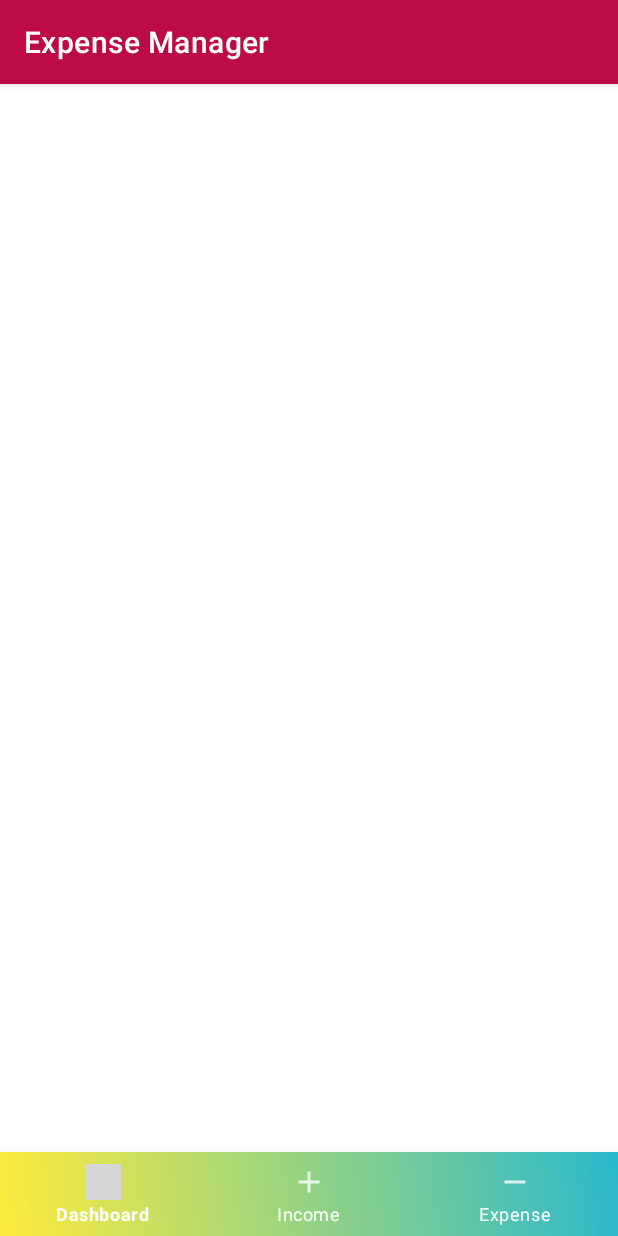
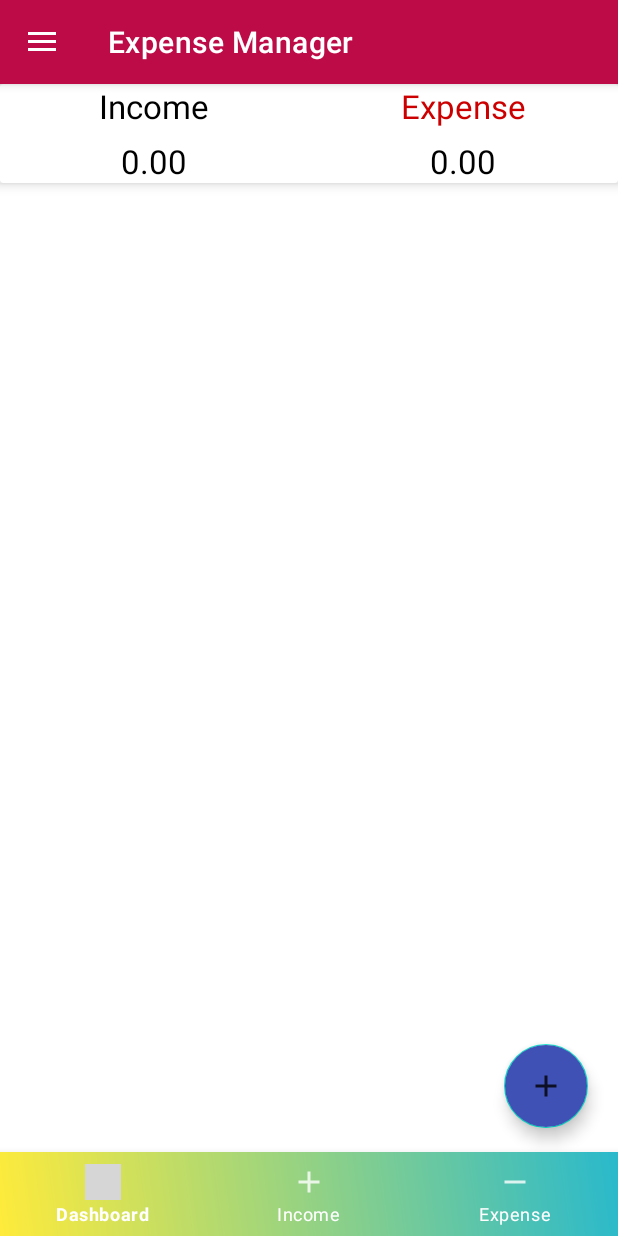
Before and after one commit to dvp919/ExpenseManagement, an Android app: the screen it shows after launch once a user with an empty profile is signed in (HomeActivity), on a phone screen of 412 x 824 dp. Run offline under Robolectric (Android 15) with nearby library versions, the phone set to English and light mode, and no system bars; our stand-ins replace Firebase (no records; nobody signed in at launch, a user with empty details on screens opened directly); grey boxes are pictures that could not be loaded.

Commit message:
Added Fragments and Floating action button design

```diff
--- /dev/null
+++ b/app/src/main/java/com/dvp/expensemanagement/DashboardFragment.java
@@ -0,0 +1,64 @@
+package com.dvp.expensemanagement;
+
+import android.os.Bundle;
+
+import androidx.fragment.app.Fragment;
+
+import android.view.LayoutInflater;
+import android.view.View;
+import android.view.ViewGroup;
+
+/**
+ * A simple {@link Fragment} subclass.
+ * Use the {@link DashboardFragment#newInstance} factory method to
+ * create an instance of this fragment.
+ */
+public class DashboardFragment extends Fragment {
+
+    // TODO: Rename parameter arguments, choose names that match
+    // the fragment initialization parameters, e.g. ARG_ITEM_NUMBER
+    private static final String ARG_PARAM1 = "param1";
+    private static final String ARG_PARAM2 = "param2";
+
+    // TODO: Rename and change types of parameters
+    private String mParam1;
+    private String mParam2;
+
+    public DashboardFragment() {
+        // Required empty public constructor
+    }
+
+    /**
+     * Use this factory method to create a new instance of
+     * this fragment using the provided parameters.
+     *
+     * @param param1 Parameter 1.
+     * @param param2 Parameter 2.
+     * @return A new instance of fragment DashboardFragment.
+     */
+    // TODO: Rename and change types and number of parameters
+    public static DashboardFragment newInstance(String param1, String param2) {
+        DashboardFragment fragment = new DashboardFragment();
+        Bundle args = new Bundle();
+        args.putString(ARG_PARAM1, param1);
+        args.putString(ARG_PARAM2, param2);
+        fragment.setArguments(args);
+        return fragment;
+    }
+
+    @Override
+    public void onCreate(Bundle savedInstanceState) {
+        super.onCreate(savedInstanceState);
+        if (getArguments() != null) {
+            mParam1 = getArguments().getString(ARG_PARAM1);
+            mParam2 = getArguments().getString(ARG_PARAM2);
+        }
+    }
+
+    @Override
+    public View onCreateView(LayoutInflater inflater, ViewGroup container,
+                             Bundle savedInstanceState) {
+        // Inflate the layout for this fragment
+        return inflater.inflate(R.layout.fragment_dashboard, container, false);
+    }
+}
--- /dev/null
+++ b/app/src/main/java/com/dvp/expensemanagement/ExpenseFragment.java
@@ -0,0 +1,64 @@
+package com.dvp.expensemanagement;
+
+import android.os.Bundle;
+
+import androidx.fragment.app.Fragment;
+
+import android.view.LayoutInflater;
+import android.view.View;
+import android.view.ViewGroup;
+
+/**
+ * A simple {@link Fragment} subclass.
+ * Use the {@link ExpenseFragment#newInstance} factory method to
+ * create an instance of this fragment.
+ */
+public class ExpenseFragment extends Fragment {
+
+    // TODO: Rename parameter arguments, choose names that match
+    // the fragment initialization parameters, e.g. ARG_ITEM_NUMBER
+    private static final String ARG_PARAM1 = "param1";
+    private static final String ARG_PARAM2 = "param2";
+
+    // TODO: Rename and change types of parameters
+    private String mParam1;
+    private String mParam2;
+
+    public ExpenseFragment() {
+        // Required empty public constructor
+    }
+
+    /**
+     * Use this factory method to create a new instance of
+     * this fragment using the provided parameters.
+     *
+     * @param param1 Parameter 1.
+     * @param param2 Parameter 2.
+     * @return A new instance of fragment ExpenseFragment.
+     */
+    // TODO: Rename and change types and number of parameters
+    public static ExpenseFragment newInstance(String param1, String param2) {
+        ExpenseFragment fragment = new ExpenseFragment();
+        Bundle args = new Bundle();
+        args.putString(ARG_PARAM1, param1);
+        args.putString(ARG_PARAM2, param2);
+        fragment.setArguments(args);
+        return fragment;
+    }
+
+    @Override
+    public void onCreate(Bundle savedInstanceState) {
+        super.onCreate(savedInstanceState);
+        if (getArguments() != null) {
+            mParam1 = getArguments().getString(ARG_PARAM1);
+            mParam2 = getArguments().getString(ARG_PARAM2);
+        }
+    }
+
+    @Override
+    public View onCreateView(LayoutInflater inflater, ViewGroup container,
+                             Bundle savedInstanceState) {
+        // Inflate the layout for this fragment
+        return inflater.inflate(R.layout.fragment_expense, container, false);
+    }
+}
--- a/app/src/main/java/com/dvp/expensemanagement/HomeActivity.java
+++ b/app/src/main/java/com/dvp/expensemanagement/HomeActivity.java
@@ -12,10 +12,19 @@ import androidx.fragment.app.FragmentTransaction;
 
 import android.os.Bundle;
 import android.view.MenuItem;
+import android.widget.FrameLayout;
 
+import com.google.android.material.bottomnavigation.BottomNavigationView;
 import com.google.android.material.navigation.NavigationView;
 
 public class HomeActivity extends AppCompatActivity implements NavigationView.OnNavigationItemSelectedListener {
+
+    private BottomNavigationView bottomNavigationView;
+    private FrameLayout frameLayout;
+
+    private DashboardFragment dashboardFragment;
+    private incomeFragment incomeFragment;
+    private ExpenseFragment expenseFragment;
 
     @Override
     protected void onCreate(Bundle savedInstanceState) {
@@ -25,6 +34,9 @@ public class HomeActivity extends AppCompatActivity implements NavigationView.On
         Toolbar toolbar = findViewById(R.id.my_toolbar);
         toolbar.setTitle("Expense Manager");
         setSupportActionBar(toolbar);
+
+        bottomNavigationView = findViewById(R.id.bottomNavBar);
+        frameLayout = findViewById(R.id.main_frame);
 
         DrawerLayout drawerLayout = findViewById(R.id.drawer_layout);
 
@@ -37,6 +49,40 @@ public class HomeActivity extends AppCompatActivity implements NavigationView.On
 
         NavigationView navigationView = findViewById(R.id.naView);
         navigationView.setNavigationItemSelectedListener(this);
+
+        dashboardFragment = new DashboardFragment();
+        incomeFragment = new incomeFragment();
+        expenseFragment = new ExpenseFragment();
+
+        setFragment(dashboardFragment);
+
+        bottomNavigationView.setOnNavigationItemSelectedListener(new BottomNavigationView.OnNavigationItemSelectedListener() {
+            @Override
+            public boolean onNavigationItemSelected(@NonNull MenuItem item) {
+                switch(item.getItemId()){
+                    case R.id.dashboard:
+                        setFragment(dashboardFragment);
+                        bottomNavigationView.setItemBackgroundResource(R.color.dashboard_color);
+                        return true;
+                    case R.id.income:
+                        setFragment(incomeFragment);
+                        bottomNavigationView.setItemBackgroundResource(R.color.income_color);
+                        return true;
+                    case R.id.expense:
+                        setFragment(expenseFragment);
+                        bottomNavigationView.setItemBackgroundResource(R.color.expense_color);
+                        return true;
+                    default:
+                        return false;
+                }
+            }
+        });
+    }
+
+    private void setFragment(Fragment fragment) {
+        FragmentTransaction fragmentTransaction = getSupportFragmentManager().beginTransaction();
+        fragmentTransaction.replace(R.id.main_frame,fragment);
+        fragmentTransaction.commit();
     }
 
     @Override
@@ -54,10 +100,13 @@ public class HomeActivity extends AppCompatActivity implements NavigationView.On
         Fragment fragment = null;
         switch (itemId){
             case R.id.dashboard:
+                fragment = new DashboardFragment();
                 break;
             case R.id.income:
+                fragment = new incomeFragment();
                 break;
             case R.id.expense:
+                fragment = new ExpenseFragment();
                 break;
         }
         if(fragment != null){
@@ -75,4 +124,5 @@ public class HomeActivity extends AppCompatActivity implements NavigationView.On
         displaySelectedListener(item.getItemId());
         return true;
     }
+
 }
--- /dev/null
+++ b/app/src/main/res/layout/fragment_dashboard.xml
@@ -0,0 +1,193 @@
+<?xml version="1.0" encoding="utf-8"?>
+<LinearLayout xmlns:android="http://schemas.android.com/apk/res/android"
+    xmlns:tools="http://schemas.android.com/tools"
+    android:layout_width="match_parent"
+    android:layout_height="match_parent"
+    xmlns:app="http://schemas.android.com/apk/res-auto"
+    android:orientation="vertical"
+    tools:context=".DashboardFragment">
+
+    <androidx.cardview.widget.CardView
+        android:layout_width="match_parent"
+        android:layout_height="wrap_content"
+        app:cardElevation="5dp"
+        android:elevation="10dp"
+        >
+            <LinearLayout
+                android:layout_width="match_parent"
+                android:layout_height="wrap_content"
+                android:orientation="vertical"
+                >
+                <LinearLayout
+                    android:layout_width="match_parent"
+                    android:layout_height="wrap_content"
+                    android:orientation="horizontal"
+                    >
+                    <RelativeLayout
+                    android:layout_width="0dp"
+                    android:layout_weight="1"
+                    android:layout_height="wrap_content"
+                    android:gravity="center"
+                    >
+                    <TextView
+                        android:layout_width="wrap_content"
+                        android:layout_height="wrap_content"
+                        android:textAppearance="?android:textAppearanceLarge"
+                        android:textColor="@android:color/black"
+
+                        android:text="Income"
+                        >
+
+                    </TextView>
+                </RelativeLayout>
+                    <RelativeLayout
+                    android:layout_width="0dp"
+                    android:layout_weight="1"
+                    android:layout_height="wrap_content"
+                    android:gravity="center"
+                    >
+                    <TextView
+                        android:layout_width="wrap_content"
+                        android:layout_height="wrap_content"
+                        android:textAppearance="?android:textAppearanceLarge"
+                        android:textColor="@android:color/holo_red_dark"
+                        android:text="Expense"
+                        >
+
+                    </TextView>
+                </RelativeLayout>
+                </LinearLayout>
+
+                <LinearLayout
+                    android:layout_width="match_parent"
+                    android:layout_height="wrap_content"
+                    android:orientation="horizontal"
+                    android:layout_marginTop="7dp"
+                    >
+                    <RelativeLayout
+                        android:layout_width="0dp"
+                        android:layout_weight="1"
+                        android:layout_height="wrap_content"
+                        android:gravity="center"
+                        >
+                        <TextView
+                            android:layout_width="wrap_content"
+                            android:layout_height="wrap_content"
+                            android:textAppearance="?android:textAppearanceLarge"
+                            android:textColor="@android:color/black"
+                            android:id="@+id/income_set_result"
+                            android:text="0.00"
+                            >
+
+                        </TextView>
+                    </RelativeLayout>
+                    <RelativeLayout
+                        android:layout_width="0dp"
+                        android:layout_weight="1"
+                        android:layout_height="wrap_content"
+                        android:gravity="center"
+                        >
+                        <TextView
+                            android:layout_width="wrap_content"
+                            android:layout_height="wrap_content"
+                            android:textAppearance="?android:textAppearanceLarge"
+                            android:textColor="@android:color/black"
+                            android:id="@+id/expense_set_result"
+                            android:text="0.00"
+                            >
+
+                        </TextView>
+                    </RelativeLayout>
+                </LinearLayout>
+
+
+        </LinearLayout>
+    </androidx.cardview.widget.CardView>
+    <androidx.coordinatorlayout.widget.CoordinatorLayout
+        android:layout_width="match_parent"
+        android:layout_height="match_parent">
+        <LinearLayout
+            android:layout_width="wrap_content"
+            android:layout_height="wrap_content"
+            android:layout_gravity="bottom|end"
+            android:layout_marginRight="10dp"
+            android:layout_marginBottom="160dp"
+            >
+                <TextView
+                    android:layout_width="wrap_content"
+                    android:layout_height="wrap_content"
+                    android:text="Expense"
+                    android:id="@+id/expense_fb_text"
+                    android:padding="5dp"
+                    android:textColor="@color/white"
+                    android:background="@color/nav_header_color"
+                    android:layout_gravity="center"
+                    android:layout_marginRight="5dp"
+                    android:visibility="invisible"
+                    android:textAppearance="?android:textAppearanceSmall"
+                    />
+
+                <com.google.android.material.floatingactionbutton.FloatingActionButton
+                    android:layout_width="wrap_content"
+                    android:layout_height="wrap_content"
+                    android:id="@+id/expense_fb"
+                    android:layout_gravity="bottom|end"
+                    android:backgroundTint="#C10E0E"
+                    android:elevation="6dp"
+                    app:fabSize="mini"
+                    app:pressedTranslationZ="12dp"
+                    android:visibility="invisible"
+                    android:src="@drawable/substract"
+                    />
+        </LinearLayout>
+
+        <LinearLayout
+            android:layout_width="wrap_content"
+            android:layout_height="wrap_content"
+            android:layout_gravity="bottom|end"
+            android:layout_marginRight="15dp"
+            android:layout_marginBottom="90dp"
+            >
+            <TextView
+                android:layout_width="wrap_content"
+                android:layout_height="wrap_content"
+                android:text="Income"
+                android:id="@+id/income_fb_text"
+                android:padding="5dp"
+                android:textColor="@color/white"
+                android:layout_gravity="center"
+                android:layout_marginRight="5dp"
+                android:background="@color/nav_header_color"
+                android:visibility="invisible"
+                android:textAppearance="?android:textAppearanceSmall"
+                />
+
+            <com.google.android.material.floatingactionbutton.FloatingActionButton
+                android:layout_width="wrap_content"
+                android:layout_height="wrap_content"
+                android:id="@+id/income_fb"
+                android:layout_gravity="bottom|end"
+                android:backgroundTint="#C10E0E"
+                android:elevation="6dp"
+                app:fabSize="mini"
+                app:pressedTranslationZ="12dp"
+                android:visibility="invisible"
+                android:src="@drawable/add"
+                />
+        </LinearLayout>
+
+        <com.google.android.material.floatingactionbutton.FloatingActionButton
+            android:layout_width="wrap_content"
+            android:layout_height="wrap_content"
+            android:id="@+id/fb_main_plus"
+            android:layout_gravity="bottom|end"
+            android:layout_marginBottom="16dp"
+            android:layout_marginRight="20dp"
+            app:fabSize="normal"
+            android:src="@drawable/add"
+            android:backgroundTint="#3F51B5"
+            />
+
+    </androidx.coordinatorlayout.widget.CoordinatorLayout>
+
+</LinearLayout>
--- /dev/null
+++ b/app/src/main/res/layout/fragment_expense.xml
@@ -0,0 +1,14 @@
+<?xml version="1.0" encoding="utf-8"?>
+<FrameLayout xmlns:android="http://schemas.android.com/apk/res/android"
+    xmlns:tools="http://schemas.android.com/tools"
+    android:layout_width="match_parent"
+    android:layout_height="match_parent"
+    tools:context=".ExpenseFragment">
+
+    <!-- TODO: Update blank fragment layout -->
+    <TextView
+        android:layout_width="match_parent"
+        android:layout_height="match_parent"
+        android:text="Expense Fragment" />
+
+</FrameLayout>
--- a/app/src/main/res/values/colors.xml
+++ b/app/src/main/res/values/colors.xml
@@ -10,4 +10,9 @@
     <color name="yellow">#FFEB3B</color>
     <color name="toolbar_color">#BD0B48</color>
     <color name="nav_header_color">#1935D1</color>
+
+    <color name="dashboard_color">#673AB7</color>
+
+    <color name="income_color">#E91E63</color>
+    <color name="expense_color">#E91E63</color>
 </resources>
--- a/app/src/main/res/values/strings.xml
+++ b/app/src/main/res/values/strings.xml
@@ -1,3 +1,5 @@
 <resources>
     <string name="app_name">ExpenseManagement</string>
+    <string name="navigation_drawer_open">Open</string>
+    <string name="navigation_drawer_close">Close</string>
 </resources>
```
